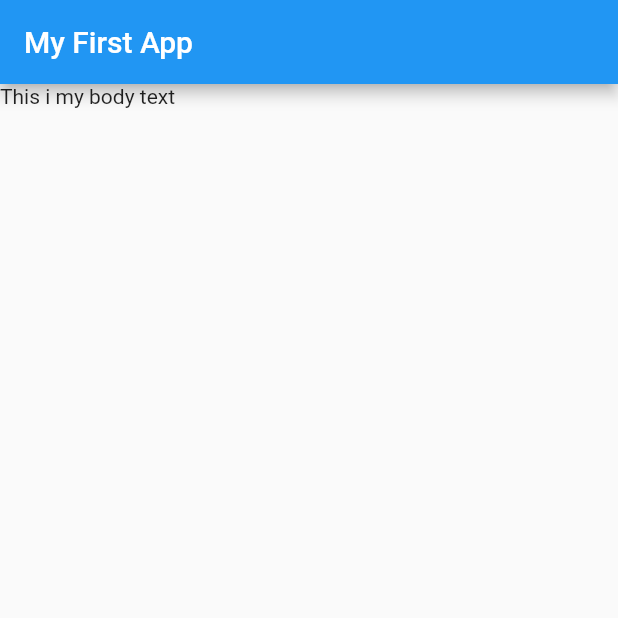
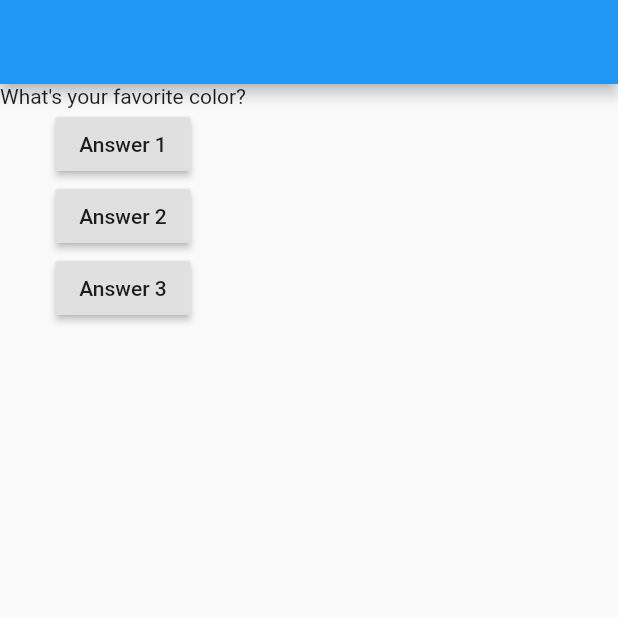
Before and after one commit to roxfives/flutter_quizz_app, a Flutter app: the screen it shows after launch, on a phone screen of 412 x 824 dp, the top half of it. Run offline on Flutter 3.47's test engine with Material 2 defaults, Android fonts, the phone set to English and light mode, and no system bars.

Commit message:
My first stateful widget

```diff
--- a/lib/main.dart
+++ b/lib/main.dart
@@ -2,16 +2,56 @@ import 'package:flutter/material.dart';
 
 void main() => runApp(MyApp());
 
-class MyApp extends StatelessWidget {
+class MyApp extends StatefulWidget {
+
+  @override
+  State<StatefulWidget> createState() {
+    // TODO: implement createState
+    return MyAppState();
+  }
+}
+
+class MyAppState extends State<MyApp> {
+
+  var questionIndex = 0;
+  var questions = [
+        'What\'s your favorite color?',
+        'What\'s your favorite animal?',
+      ];
+
+  void answerQuestion() {
+    setState(() {
+      questionIndex++;
+      questionIndex %= questions.length;
+    });
+
+    print(questionIndex);
+    print('Answer chosen!');
+  }
 
   @override
   Widget build(BuildContext context) {
-    return MaterialApp(home: Scaffold(
-        appBar: AppBar(
-            title: Text('My First App'),
-          ),
-        body: Text('This i my body text'),
-      )
+    return MaterialApp(
+      home: Scaffold(
+        appBar: AppBar(),
+        body: Column(
+          children: [
+            Text(questions.elementAt(questionIndex)),
+            RaisedButton(
+              child: Text('Answer 1'),
+              onPressed: answerQuestion,
+            ),
+            RaisedButton(
+              child: Text('Answer 2'),
+              onPressed: answerQuestion,
+            ),
+            RaisedButton(
+              child: Text('Answer 3'),
+              onPressed: answerQuestion,
+            ),
+          ],
+        ),
+      ),
     );
   }
 }
```
